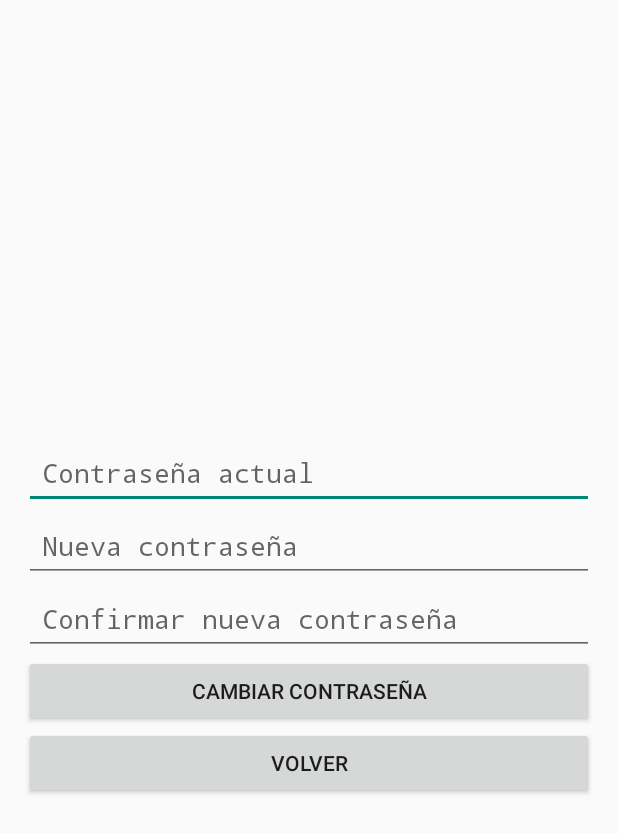
After one commit to rocioorlando/tp-kotlin, an Android app built with Jetpack Compose: the ChangePasswordActivity screen opened directly, with no data from a screen before it, on a phone screen of 412 x 824 dp. The commit adds this screen. Shown: the top 833 px of the screen. Run offline under Robolectric (Android 15) with nearby library versions, the phone set to English and light mode, and no system bars.

Commit message:
Agregamos nuevas actividades

```diff
--- a/app/build.gradle.kts
+++ b/app/build.gradle.kts
@@ -58,6 +58,7 @@ dependencies {
     implementation(libs.androidx.ui.graphics)
     implementation(libs.androidx.ui.tooling.preview)
     implementation(libs.androidx.material3)
+    implementation(libs.androidx.appcompat)
     testImplementation(libs.junit)
     androidTestImplementation(libs.androidx.junit)
     androidTestImplementation(libs.androidx.espresso.core)
--- /dev/null
+++ b/app/src/main/java/com/grupotres/tpfinal/ChangePasswordActivity.kt
@@ -0,0 +1,74 @@
+package com.grupotres.tpfinal
+
+import android.content.Intent
+import android.os.Bundle
+import android.widget.Button
+import android.widget.EditText
+import android.widget.Toast
+import androidx.activity.ComponentActivity
+
+class ChangePasswordActivity : ComponentActivity() {
+
+    private lateinit var myPreferences: MyPreferences
+
+    override fun onCreate(savedInstanceState: Bundle?) {
+        super.onCreate(savedInstanceState)
+        //Establece el contenido de la actividad a un diseño específico
+        setContentView(R.layout.activity_change_password)
+
+        myPreferences = MyPreferences(this)
+
+        val currentPassword: EditText = findViewById(R.id.currentPassword)
+        val newPassword: EditText = findViewById(R.id.newPassword)
+        val confirmPassword: EditText = findViewById(R.id.confirmPassword)
+        val btnChangePassword: Button = findViewById(R.id.btnChangePassword)
+        val btnBack: Button = findViewById(R.id.btnBack)
+
+        btnChangePassword.setOnClickListener {
+            val currentPassword = currentPassword.text.toString()
+            val newPassword = newPassword.text.toString()
+            val confirmPassword = confirmPassword.text.toString()
+
+            if (validatePasswords(currentPassword, newPassword, confirmPassword)) {
+                updatePassword(newPassword)
+            }
+        }
+
+        btnBack.setOnClickListener {
+            finish()
+        }
+    }
+
+    private fun validatePasswords(currentPassword: String, newPassword: String, confirmPassword: String): Boolean {
+        val user = myPreferences.getLogin()
+        return when {
+            user == null -> {
+                Toast.makeText(this, "Usuario no encontrado", Toast.LENGTH_SHORT).show()
+                false
+            }
+            user.password != currentPassword -> {
+                Toast.makeText(this, "La contraseña es incorrecta", Toast.LENGTH_SHORT).show()
+                false
+            }
+            newPassword != confirmPassword -> {
+                Toast.makeText(this, "Las contraseñas no coinciden", Toast.LENGTH_SHORT).show()
+                false
+            }
+            else -> true
+        }
+    }
+
+    private fun updatePassword(newPassword: String) {
+        val user = myPreferences.getLogin()
+        var session = myPreferences.getSession();
+        if (user != null) {
+            user.password = newPassword
+            user.passwordUpdate = false
+            myPreferences.saveLogin(user, session)
+            Toast.makeText(this, "La contraseña se cambió exitosamente", Toast.LENGTH_SHORT).show()
+            val intent = Intent(this, MainActivity::class.java)
+            startActivity(intent)
+            finish()
+        }
+    }
+}
--- /dev/null
+++ b/app/src/main/java/com/grupotres/tpfinal/Login.kt
@@ -0,0 +1,3 @@
+package com.grupotres.tpfinal
+
+class Login(val username: String, var password: String, var passwordUpdate: Boolean)
--- a/app/src/main/java/com/grupotres/tpfinal/User.kt
+++ /dev/null
@@ -1,3 +0,0 @@
-package com.grupotres.tpfinal
-
-class User(val username: String, val password: String)
--- /dev/null
+++ b/app/src/main/res/layout/activity_change_password.xml
@@ -0,0 +1,46 @@
+<?xml version="1.0" encoding="utf-8"?>
+<LinearLayout xmlns:android="http://schemas.android.com/apk/res/android"
+    android:orientation="vertical"
+    android:layout_width="match_parent"
+    android:layout_height="match_parent"
+    android:padding="16dp"
+    android:gravity="center">
+
+    <EditText
+        android:id="@+id/currentPassword"
+        android:layout_width="match_parent"
+        android:layout_height="wrap_content"
+        android:hint="Contraseña actual"
+        android:inputType="textPassword"
+        android:padding="12dp" />
+
+    <EditText
+        android:id="@+id/newPassword"
+        android:layout_width="match_parent"
+        android:layout_height="wrap_content"
+        android:hint="Nueva contraseña"
+        android:inputType="textPassword"
+        android:padding="12dp" />
+
+    <EditText
+        android:id="@+id/confirmPassword"
+        android:layout_width="match_parent"
+        android:layout_height="wrap_content"
+        android:hint="Confirmar nueva contraseña"
+        android:inputType="textPassword"
+        android:padding="12dp" />
+
+    <Button
+        android:id="@+id/btnChangePassword"
+        android:layout_width="match_parent"
+        android:layout_height="wrap_content"
+        android:text="Cambiar Contraseña"
+        android:padding="12dp" />
+
+    <Button
+        android:id="@+id/btnBack"
+        android:layout_width="match_parent"
+        android:layout_height="wrap_content"
+        android:text="Volver"
+        android:padding="12dp" />
+</LinearLayout>
--- a/app/src/main/res/layout/activity_main.xml
+++ b/app/src/main/res/layout/activity_main.xml
@@ -42,7 +42,7 @@
         android:layout_marginBottom="16dp" />
 
     <Button
-        android:id="@+id/loginButton"
+        android:id="@+id/btnLogin"
         android:layout_width="match_parent"
         android:layout_height="wrap_content"
         android:minHeight="48dp"
--- a/gradle/libs.versions.toml
+++ b/gradle/libs.versions.toml
@@ -8,6 +8,7 @@ espressoCore = "3.5.1"
 lifecycleRuntimeKtx = "2.6.1"
 activityCompose = "1.8.0"
 composeBom = "2024.04.01"
+appcompat = "1.7.0"
 
 [libraries]
 androidx-core-ktx = { group = "androidx.core", name = "core-ktx", version.ref = "coreKtx" }
@@ -24,6 +25,7 @@ androidx-ui-tooling-preview = { group = "androidx.compose.ui", name = "ui-toolin
 androidx-ui-test-manifest = { group = "androidx.compose.ui", name = "ui-test-manifest" }
 androidx-ui-test-junit4 = { group = "androidx.compose.ui", name = "ui-test-junit4" }
 androidx-material3 = { group = "androidx.compose.material3", name = "material3" }
+androidx-appcompat = { group = "androidx.appcompat", name = "appcompat", version.ref = "appcompat" }
 
 [plugins]
 android-application = { id = "com.android.application", version.ref = "agp" }
```
Also changed, not shown: app/src/main/AndroidManifest.xml (+16 -11 lines), app/src/main/java/com/grupotres/tpfinal/HomeActivity.kt (added, +37 -0 lines), app/src/main/java/com/grupotres/tpfinal/InscriptionActivity.kt (added, +65 -0 lines), app/src/main/java/com/grupotres/tpfinal/MainActivity.kt (+25 -19 lines), app/src/main/java/com/grupotres/tpfinal/MyInscriptionActivity.kt (added, +40 -0 lines), app/src/main/java/com/grupotres/tpfinal/MyPreferences.kt (+23 -4 lines), app/src/main/java/com/grupotres/tpfinal/RecoveryActivity.kt (+25 -3 lines), app/src/main/res/layout/activity_home.xml (added, +33 -0 lines), app/src/main/res/layout/activity_inscription.xml (added, +38 -0 lines), app/src/main/res/layout/activity_my_inscription.xml (added, +33 -0 lines), app/src/main/res/layout/activity_recovery.xml (+8 -12 lines).
